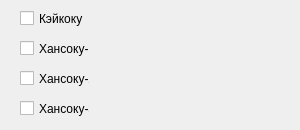
Above: hans.ui from zak2791/TabloKudo before the change. Below: the same form after it.
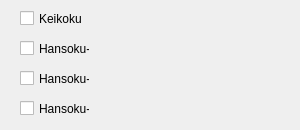
That is the form after the change.

Diff of the .ui file:
```diff
--- a/hans.ui
+++ b/hans.ui
@@ -50,7 +50,7 @@
     </rect>
    </property>
    <property name="text">
-    <string>Кэйкоку</string>
+    <string>Keikoku</string>
    </property>
   </widget>
   <widget class="QCheckBox" name="cbHansoku1">
@@ -63,7 +63,7 @@
     </rect>
    </property>
    <property name="text">
-    <string>Хансоку-1</string>
+    <string>Hansoku-1</string>
    </property>
   </widget>
   <widget class="QCheckBox" name="cbHansoku2">
@@ -76,7 +76,7 @@
     </rect>
    </property>
    <property name="text">
-    <string>Хансоку-2</string>
+    <string>Hansoku-2</string>
    </property>
   </widget>
   <widget class="QCheckBox" name="cbHansoku3">
@@ -89,7 +89,7 @@
     </rect>
    </property>
    <property name="text">
-    <string>Хансоку-3</string>
+    <string>Hansoku-3</string>
    </property>
   </widget>
  </widget>
```
